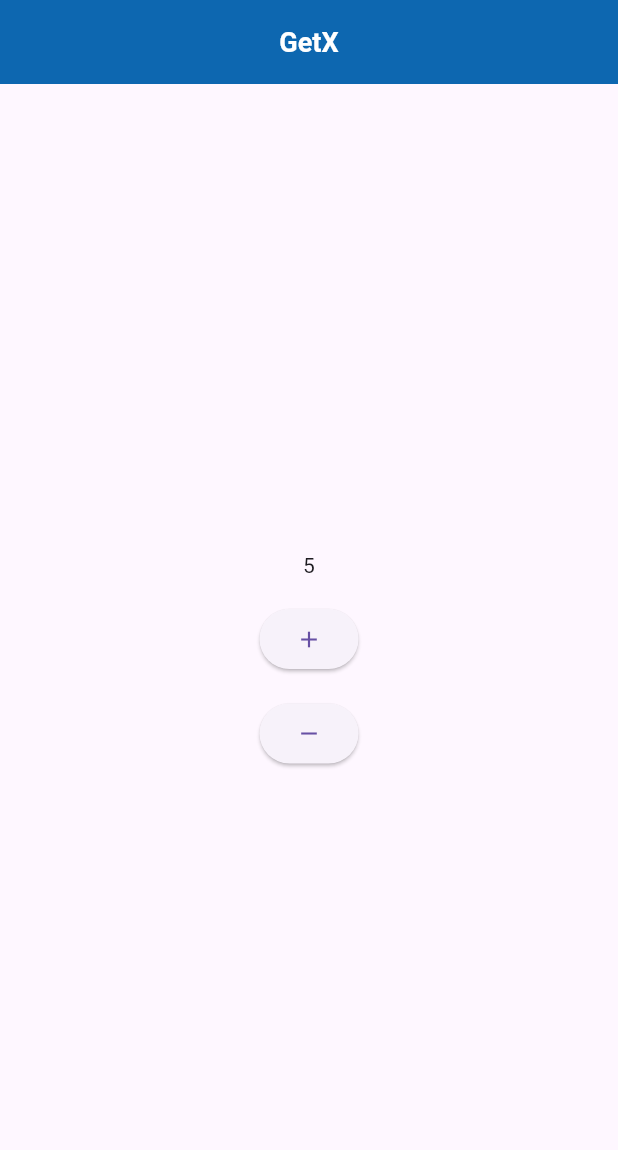
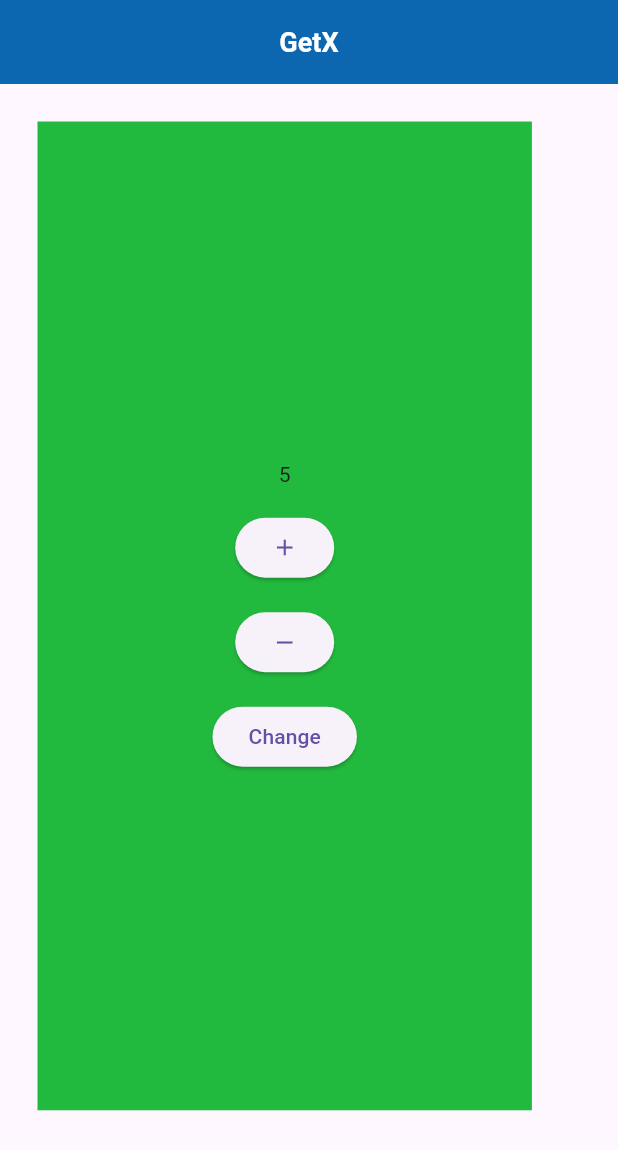
Before and after one commit to PrakashTamang-Official/GetX-Counter, a Flutter app: the screen it shows after launch, on a phone screen of 412 x 824 dp. Shown: the top 1150 px of the screen. Run offline on Flutter 3.47's test engine with Material 3 defaults, Android fonts, the phone set to English and light mode, and no system bars; our stand-ins replace get.

Commit message:
Added Changed Color Function

```diff
--- a/lib/controller/controller.dart
+++ b/lib/controller/controller.dart
@@ -1,8 +1,9 @@
+import 'package:flutter/material.dart';
 import 'package:get/get.dart';
 
 class CountController extends GetxController{
  RxInt count = 5.obs;
-
+ Rx<Color> containerColor = const Color.fromARGB(255, 34, 186, 62).obs;
   //function
   incrementCounter(){
     count.value++;
@@ -14,4 +15,11 @@
     return (count.value);
   }
 
+  changeColor(){
+    containerColor.value = Colors.red;
+    return(containerColor.value);
+  }
+
+
+
 }
--- a/lib/screens/home_screen.dart
+++ b/lib/screens/home_screen.dart
@@ -21,7 +21,13 @@
         centerTitle: true,
         backgroundColor: const Color.fromARGB(255, 13, 103, 176),
       ),
-      body: Center(
+      body: Obx(()=>Container(
+        margin: EdgeInsets.all(25),
+        height: Get.height * 0.8,
+        width: Get.width * 0.8,
+        decoration: BoxDecoration(
+          color: controlBox.containerColor.value
+        ),
         child: Column(
           mainAxisAlignment: MainAxisAlignment.center,
           crossAxisAlignment: CrossAxisAlignment.center,
@@ -34,10 +40,14 @@
             SizedBox(height: 15),
             ElevatedButton(onPressed: (){
               controlBox.decrementCounter();
-            }, child: Icon(Icons.remove))
+            }, child: Icon(Icons.remove)),
+            SizedBox(height: 15),
+            ElevatedButton(onPressed: (){
+              controlBox.changeColor();
+            }, child: Text('Change'))
           ],
         ),
-      ),
+      )),
 
     );
   }
```
